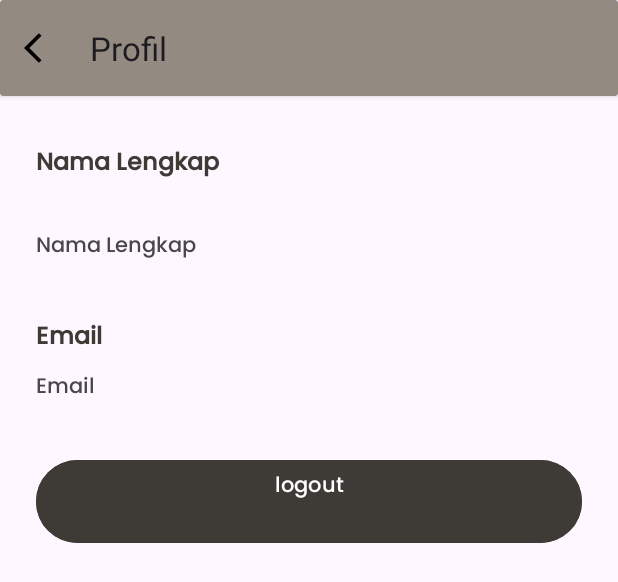
After one commit to Irvanda08/agronect, an Android app: the layout activity_profile.xml on its own in the app's theme, with its tools: preview values and no code run, on a phone screen of 412 x 824 dp. The commit adds this screen. Shown: the top 582 px of the screen. Run offline under Robolectric (Android 15) with nearby library versions, the phone set to English and light mode, and no system bars.

Commit message:
jumat malam

```diff
--- /dev/null
+++ b/app/src/main/res/drawable/baseline_arrow_back_ios_24.xml
@@ -0,0 +1,5 @@
+<vector xmlns:android="http://schemas.android.com/apk/res/android" android:autoMirrored="true" android:height="24dp" android:tint="#000000" android:viewportHeight="24" android:viewportWidth="24" android:width="24dp">
+
+    <path android:fillColor="@android:color/white" android:pathData="M11.67,3.87L9.9,2.1 0,12l9.9,9.9 1.77,-1.77L3.54,12z"/>
+
+</vector>
--- /dev/null
+++ b/app/src/main/res/drawable/baseline_image_24.xml
@@ -0,0 +1,5 @@
+<vector xmlns:android="http://schemas.android.com/apk/res/android" android:height="24dp" android:tint="#000000" android:viewportHeight="24" android:viewportWidth="24" android:width="24dp">
+
+    <path android:fillColor="@android:color/white" android:pathData="M21,19V5c0,-1.1 -0.9,-2 -2,-2H5c-1.1,0 -2,0.9 -2,2v14c0,1.1 0.9,2 2,2h14c1.1,0 2,-0.9 2,-2zM8.5,13.5l2.5,3.01L14.5,12l4.5,6H5l3.5,-4.5z"/>
+
+</vector>
--- /dev/null
+++ b/app/src/main/res/drawable/toolbar_background.xml
@@ -0,0 +1,4 @@
+<shape xmlns:android="http://schemas.android.com/apk/res/android">
+    <corners android:radius="16dp" /> <!-- Corner radius -->
+    <solid android:color="@color/white" /> <!-- Background color -->
+</shape>
--- /dev/null
+++ b/app/src/main/res/font/poppins_medium.xml
@@ -0,0 +1,6 @@
+<?xml version="1.0" encoding="utf-8"?>
+<font-family xmlns:app="http://schemas.android.com/apk/res-auto"
+        app:fontProviderAuthority="com.google.android.gms.fonts"
+        app:fontProviderPackage="com.google.android.gms"
+        app:fontProviderQuery="name=Poppins&amp;weight=500">
+</font-family>
--- a/app/src/main/res/layout/activity_menu.xml
+++ b/app/src/main/res/layout/activity_menu.xml
@@ -11,7 +11,6 @@
         layout="@layout/layout_4_button"
         android:layout_width="match_parent"
         android:layout_height="wrap_content"
-        android:layout_marginTop="76dp"
         tools:layout_editor_absoluteX="0dp" />
 
 
--- /dev/null
+++ b/app/src/main/res/layout/activity_profile.xml
@@ -0,0 +1,93 @@
+<?xml version="1.0" encoding="utf-8"?>
+<androidx.constraintlayout.widget.ConstraintLayout xmlns:android="http://schemas.android.com/apk/res/android"
+    xmlns:app="http://schemas.android.com/apk/res-auto"
+    xmlns:tools="http://schemas.android.com/tools"
+    android:layout_width="match_parent"
+    android:layout_height="match_parent">
+
+        <androidx.cardview.widget.CardView
+            android:id="@+id/layout_sv"
+            android:layout_width="match_parent"
+            android:layout_height="wrap_content"
+            android:elevation="4dp"
+            android:backgroundTint="@color/semiblckbrown"
+            app:layout_constraintTop_toTopOf="parent">
+
+            <androidx.appcompat.widget.Toolbar
+                android:id="@+id/toolbar"
+                android:layout_width="match_parent"
+                android:layout_height="wrap_content"
+                app:navigationIcon="@drawable/baseline_arrow_back_ios_24"
+                app:title="Profil" />
+
+        </androidx.cardview.widget.CardView>
+
+    <TextView
+        android:id="@+id/textFullName"
+        android:layout_width="match_parent"
+        android:layout_height="wrap_content"
+        android:layout_marginStart="24dp"
+        android:layout_marginTop="32dp"
+        android:fontFamily="@font/poppins_medium"
+        android:text="@string/fullname"
+        android:textColor="@color/blackbrown"
+        android:textSize="16sp"
+        android:textStyle="bold"
+        app:layout_constraintEnd_toEndOf="parent"
+        app:layout_constraintStart_toStartOf="parent"
+        app:layout_constraintTop_toBottomOf="@id/layout_sv"/>
+
+    <TextView
+        android:id="@+id/nameEditTextLayout"
+        android:layout_width="match_parent"
+        android:layout_height="wrap_content"
+        android:layout_marginStart="24dp"
+        android:layout_marginTop="8dp"
+        android:fontFamily="@font/poppins_medium"
+        android:text="@string/fullname"
+        app:layout_constraintEnd_toEndOf="parent"
+        app:layout_constraintStart_toStartOf="parent"
+        app:layout_constraintTop_toBottomOf="@+id/textFullName" />
+
+    <TextView
+        android:id="@+id/textEmail"
+        android:layout_width="match_parent"
+        android:layout_height="wrap_content"
+        android:layout_marginStart="24dp"
+        android:layout_marginTop="16dp"
+        android:fontFamily="@font/poppins_medium"
+        android:text="@string/email"
+        android:textColor="@color/blackbrown"
+        android:textSize="16sp"
+        android:textStyle="bold"
+        app:layout_constraintEnd_toEndOf="parent"
+        app:layout_constraintStart_toStartOf="parent"
+        app:layout_constraintTop_toBottomOf="@+id/nameEditTextLayout" />
+
+    <TextView
+        android:id="@+id/emailEditTextLayout"
+        android:layout_width="match_parent"
+        android:layout_height="wrap_content"
+        android:layout_marginStart="24dp"
+        android:layout_marginTop="8dp"
+        android:fontFamily="@font/poppins_medium"
+        android:text="@string/email"
+        app:layout_constraintEnd_toEndOf="parent"
+        app:layout_constraintStart_toStartOf="parent"
+        app:layout_constraintTop_toBottomOf="@+id/textEmail" />
+
+    <Button
+        android:id="@+id/cameraButton"
+        android:layout_width="0dp"
+        android:layout_height="wrap_content"
+        android:fontFamily="@font/poppins_medium"
+        android:layout_marginStart="24dp"
+        android:layout_marginEnd="24dp"
+        android:layout_marginTop="32dp"
+        android:text="@string/logout"
+        android:backgroundTint="@color/blackbrown"
+        app:layout_constraintTop_toBottomOf="@+id/emailEditTextLayout"
+        app:layout_constraintStart_toStartOf="parent"
+        app:layout_constraintEnd_toEndOf="parent"/>
+
+</androidx.constraintlayout.widget.ConstraintLayout>
--- a/app/src/main/res/layout/layout_4_button.xml
+++ b/app/src/main/res/layout/layout_4_button.xml
@@ -50,6 +50,7 @@
         android:layout_width="match_parent"
         android:layout_height="wrap_content"
         android:orientation="horizontal"
+        android:layout_marginTop="70dp"
         android:gravity="center">
 
         <androidx.cardview.widget.CardView
--- a/app/src/main/res/menu/bottom_nav_menu.xml
+++ b/app/src/main/res/menu/bottom_nav_menu.xml
@@ -20,7 +20,6 @@
     <item
         android:id="@+id/action_logout"
         android:title="@string/logout"
-        app:showAsAction="never"
         android:icon="@drawable/baseline_logout_24"
         />
 
```
Also changed, not shown: app/src/main/AndroidManifest.xml (+12 -12 lines), app/src/main/java/com/example/test/ui/home/HomeFragment.kt (+4 -4 lines), app/src/main/java/com/example/test/ui/main/MainActivity.kt (+16 -9 lines), app/src/main/res/drawable/edit_text_border.xml (added, +8 -0 lines), app/src/main/res/layout/activity_login.xml (+6 -3 lines), app/src/main/res/layout/activity_main.xml (+27 -6 lines), app/src/main/res/layout/add_plant.xml (added, +103 -0 lines), app/src/main/res/layout/fragment_home.xml (+13 -13 lines), app/src/main/res/values/strings.xml (+6 -1 lines).
